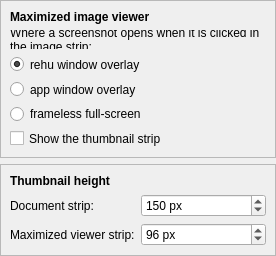
This is packages/rehuco-agent/src/rehuco_agent/settings/ui/images_page.ui in borco/rehuco as Qt 5 draws it before an edit. The edited form follows.
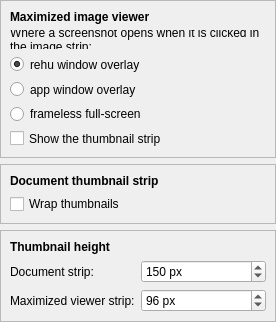
This is the edited form.

Commit message: refs #70: feat: wrap a document's image strip, on a settings choice

Patch:
```diff
--- a/packages/rehuco-agent/src/rehuco_agent/settings/ui/images_page.ui
+++ b/packages/rehuco-agent/src/rehuco_agent/settings/ui/images_page.ui
@@ -106,6 +106,46 @@
      </layout>
     </widget>
    </item>
+   <item>
+    <widget class="QFrame" name="strip_frame">
+     <property name="sizePolicy">
+      <sizepolicy hsizetype="Preferred" vsizetype="Maximum">
+       <horstretch>0</horstretch>
+       <verstretch>0</verstretch>
+      </sizepolicy>
+     </property>
+     <property name="frameShape">
+      <enum>QFrame::Shape::StyledPanel</enum>
+     </property>
+     <property name="frameShadow">
+      <enum>QFrame::Shadow::Raised</enum>
+     </property>
+     <layout class="QVBoxLayout" name="strip_frame_layout">
+      <item>
+       <widget class="QLabel" name="strip_frame_label">
+        <property name="font">
+         <font>
+          <bold>true</bold>
+         </font>
+        </property>
+        <property name="text">
+         <string>Document thumbnail strip</string>
+        </property>
+       </widget>
+      </item>
+      <item>
+       <widget class="QCheckBox" name="wrap_check_box">
+        <property name="text">
+         <string>Wrap thumbnails</string>
+        </property>
+        <property name="toolTip">
+         <string>Wrap the screenshots over as many rows as the document's width needs, instead of keeping them on a single row.</string>
+        </property>
+       </widget>
+      </item>
+     </layout>
+    </widget>
+   </item>
    <item>
     <widget class="QFrame" name="heights_frame">
      <property name="sizePolicy">
```
The commit also changes 9 other files.
